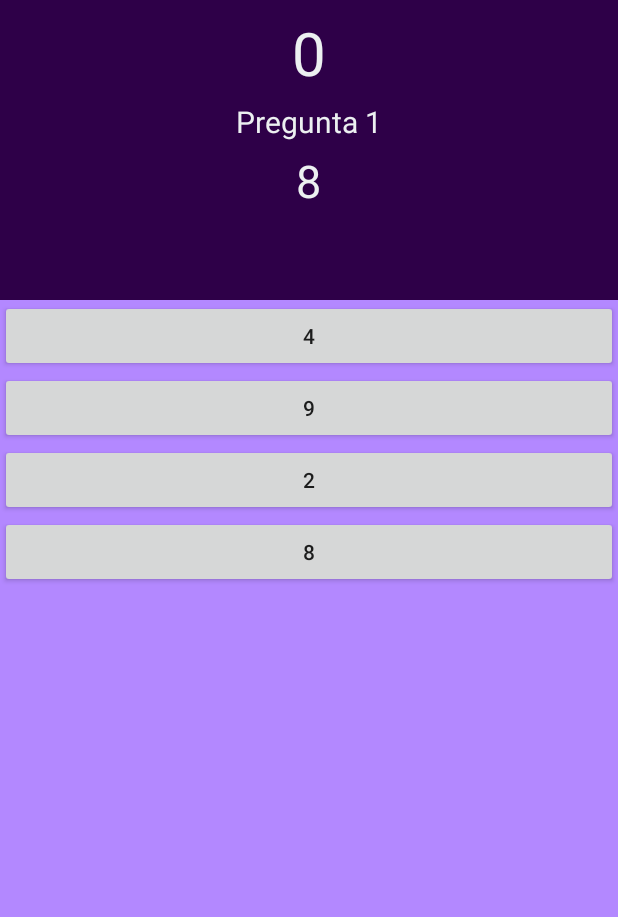
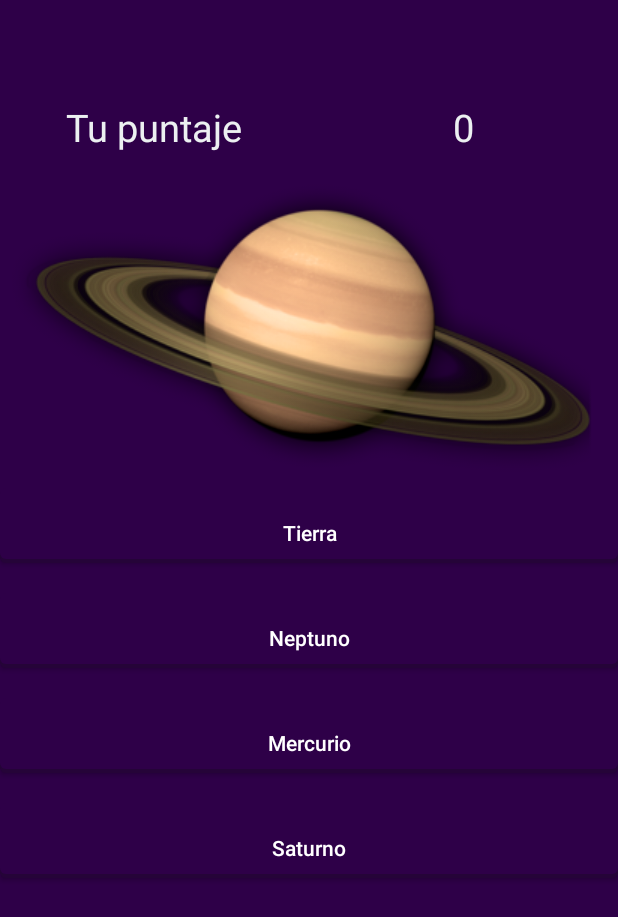
Before and after one commit to LyckanSv/AprendamosAstronomia, an Android app: the GamePlaneta screen opened directly, with no data from a screen before it, on a phone screen of 412 x 824 dp. Shown: the top 917 px of the screen. Run offline under Robolectric (Android 15) with nearby library versions, the phone set to English and light mode, and no system bars.

Commit message:
-Update
Signed-off-by: Cesar Callejas <callejasmartinez12@gmail.com>

```diff
--- a/app/src/main/java/com/callejas/cesar/aprendamosastronomia/GamePlaneta.java
+++ b/app/src/main/java/com/callejas/cesar/aprendamosastronomia/GamePlaneta.java
@@ -6,16 +6,17 @@ import android.support.v7.app.AppCompatActivity;
 import android.os.Bundle;
 import android.view.View;
 import android.widget.Button;
+import android.widget.ImageView;
 import android.widget.TextView;
 import android.widget.Toast;
-import java.lang.reflect.Array;
 
 public class GamePlaneta extends AppCompatActivity {
     Button b1, b2, b3, b4;
-    TextView puntaje, numpregunta, pregunta;
-    String preguntas[] = new String[10];
-    String respuestas[] = new String[10];
-    Boolean preguntasRealizadas[] = new Boolean[10];
+    TextView puntaje, numpregunta;
+    ImageView planetPick;
+    int preguntas[] = new int[8];
+    String respuestas[] = new String[8];
+    Boolean preguntasRealizadas[] = new Boolean[8];
     int contadorPuntaje = 0;
     int numeroPreguntas = 0;
     int ids;
@@ -24,13 +25,15 @@ public class GamePlaneta extends AppCompatActivity {
     protected void onCreate(Bundle savedInstanceState) {
         super.onCreate(savedInstanceState);
         setContentView(R.layout.activity_game_planeta);
+
         b1 = (Button) findViewById(R.id.boton1);
         b2 = (Button) findViewById(R.id.boton2);
         b3 = (Button) findViewById(R.id.boton3);
         b4 = (Button) findViewById(R.id.boton4);
+
         puntaje = (TextView) findViewById(R.id.puntage);
         numpregunta = (TextView) findViewById(R.id.numPregunta);
-        pregunta = (TextView) findViewById(R.id.pregunta);
+        planetPick = (ImageView) findViewById(R.id.lunaPic);
         players = MediaPlayer.create(this, R.raw.song);
         wins = MediaPlayer.create(this, R.raw.win);
         over = MediaPlayer.create(this, R.raw.error);
@@ -38,45 +41,42 @@ public class GamePlaneta extends AppCompatActivity {
         players.start();
         arreglos();
         selector();
+
     }
 
     public void arreglos(){
-        preguntas[0] = getString(R.string.pregunta1);
-        preguntas[1] = getString(R.string.pregunta2);
-        preguntas[2] = getString(R.string.pregunta3);
-        preguntas[3] = getString(R.string.pregunta4);
-        preguntas[4] = getString(R.string.pregunta5);
-        preguntas[5] = getString(R.string.pregunta6);
-        preguntas[6] = getString(R.string.pregunta7);
-        preguntas[7] = getString(R.string.pregunta8);
-        preguntas[8] = getString(R.string.pregunta9);
-        preguntas[9] = getString(R.string.pregunta10);
+        preguntas[0] = R.drawable.gamemercurio;
+        preguntas[1] = R.drawable.gamevenus;
+        preguntas[2] = R.drawable.gametierra;
+        preguntas[3] = R.drawable.gamemartes;
+        preguntas[4] = R.drawable.gamejupiter;
+        preguntas[5] = R.drawable.gamesaturno;
+        preguntas[6] = R.drawable.gameurano;
+        preguntas[7] = R.drawable.gameneptuno;
 
-        respuestas[0] = getString(R.string.respuesta1);
-        respuestas[1] = getString(R.string.respuesta2);
-        respuestas[2] = getString(R.string.respuesta3);
-        respuestas[3] = getString(R.string.respuesta4);
-        respuestas[4] = getString(R.string.respuesta5);
-        respuestas[5] = getString(R.string.respuesta6);
-        respuestas[6] = getString(R.string.respuesta7);
-        respuestas[7] = getString(R.string.respuesta8);
-        respuestas[8] = getString(R.string.respuesta9);
-        respuestas[9] = getString(R.string.respuesta10);
+        respuestas[0] = getString(R.string.resPlaneta1);
+        respuestas[1] = getString(R.string.resPlaneta2);
+        respuestas[2] = getString(R.string.resPlaneta3);
+        respuestas[3] = getString(R.string.resPlaneta4);
+        respuestas[4] = getString(R.string.resPlaneta5);
+        respuestas[5] = getString(R.string.resPlaneta6);
+        respuestas[6] = getString(R.string.resPlaneta7);
+        respuestas[7] = getString(R.string.resPlaneta8);
 
-        for (int i = 0; i < 10 ; i++){
+        for (int i = 0; i < 7; i++){
             preguntasRealizadas[i] = true;
         }
     }
 
     public void selector(){
         double seleccionPregunta = Math.random();
-        for (int i = 0; i <10; i++){
-            if (seleccionPregunta >= (0.1*(i)) && seleccionPregunta < (0.1 * (i+1))){
+        for (int i = 0; i <7; i++){
+            if (seleccionPregunta >= (0.125*(i)) && seleccionPregunta < (0.125 * (i+1))){
                 if( preguntasRealizadas[i]){
                     preguntasRealizadas[i] = false;
                     ids = i;
                     numeroPreguntas += 1;
-                    numpregunta.setText("Pregunta " + String.valueOf(numeroPreguntas));
+
                     constructorPreguntas(preguntas[(i)],respuestas[i]);
                 }
                 else{
@@ -91,50 +91,42 @@ public class GamePlaneta extends AppCompatActivity {
     public String respuestasSeleccion(){
         double seleccionPregunta = Math.random();
 
-
-        if(seleccionPregunta < 0.10){
+        if(seleccionPregunta < 0.125){
             return respuestas[0];
         }
-        else if(seleccionPregunta >0.10 && seleccionPregunta < 0.20){
+        if(seleccionPregunta >=0.125 && seleccionPregunta < 0.25){
             return respuestas[1];
         }
 
-        else if(seleccionPregunta >0.20 && seleccionPregunta < 0.30){
+        if(seleccionPregunta >=0.25 && seleccionPregunta < 0.375){
             return respuestas[2];
         }
 
-        else if(seleccionPregunta >0.30 && seleccionPregunta < 0.40){
+        if(seleccionPregunta >=0.375 && seleccionPregunta < 0.5){
             return respuestas[3];
         }
 
-        else if(seleccionPregunta >0.40 && seleccionPregunta < 0.50){
+        if(seleccionPregunta >=0.50 && seleccionPregunta < 0.625){
             return respuestas[4];
         }
 
-        else if(seleccionPregunta >0.50 && seleccionPregunta < 0.60){
+        if(seleccionPregunta >=0.625 && seleccionPregunta < 0.75){
             return respuestas[5];
         }
 
-        else if(seleccionPregunta >0.60 && seleccionPregunta < 0.70){
+        if(seleccionPregunta >=0.75 && seleccionPregunta < 0.875){
             return respuestas[6];
         }
 
-        else if(seleccionPregunta >0.70 && seleccionPregunta < 0.80){
+        else {
             return respuestas[7];
-        }
-
-        else if(seleccionPregunta >0.80 && seleccionPregunta < 0.90){
-            return respuestas[8];
-        }
-
-        else {
-            return respuestas[9];
         }
 
     }
 
-    public void constructorPreguntas(String preguntaSeleccionada,String respuestaSeleccionada){
-        String tempPregunta, temRespuestaOK, temRespuestaE1, temRespuestaE2, temRespuestaE3;
+    public void constructorPreguntas(int preguntaSeleccionada,String respuestaSeleccionada){
+        String  temRespuestaOK, temRespuestaE1, temRespuestaE2, temRespuestaE3;
+        int tempPregunta;
         tempPregunta = preguntaSeleccionada;
         temRespuestaOK = respuestaSeleccionada;
         temRespuestaE1 = temRespuestaOK;
@@ -155,7 +147,7 @@ public class GamePlaneta extends AppCompatActivity {
             temRespuestaE3 = respuestasSeleccion();
         }
 
-        pregunta.setText(tempPregunta);
+        planetPick.setImageResource(tempPregunta);
 
         double aleatorio = Math.random();
 
@@ -260,10 +252,9 @@ public class GamePlaneta extends AppCompatActivity {
     }
 
     public void overQuestions(){
-        if (numeroPreguntas == 10){
+        if (numeroPreguntas == 8){
             Intent intent = new Intent(GamePlaneta.this, MainActivity.class);
             startActivity(intent);
-
         }
     }
 
--- a/app/src/main/java/com/callejas/cesar/aprendamosastronomia/MainActivity.java
+++ b/app/src/main/java/com/callejas/cesar/aprendamosastronomia/MainActivity.java
@@ -100,6 +100,11 @@ public class MainActivity extends AppCompatActivity {
         startActivity(intent);
     }
 
+    public void gamepla(View view){
+        Intent intent = new Intent(this,GamePlaneta.class);
+        startActivity(intent);
+    }
+
 
 
 
--- a/app/src/main/res/layout/activity_game_planeta.xml
+++ b/app/src/main/res/layout/activity_game_planeta.xml
@@ -1,91 +1,90 @@
 <?xml version="1.0" encoding="utf-8"?>
-<RelativeLayout xmlns:android="http://schemas.android.com/apk/res/android"
+<ScrollView xmlns:android="http://schemas.android.com/apk/res/android"
     xmlns:tools="http://schemas.android.com/tools"
     android:id="@+id/activity_game_planeta"
     android:layout_width="match_parent"
     android:layout_height="match_parent"
     tools:context="com.callejas.cesar.aprendamosastronomia.GamePlaneta"
-    android:background="@color/primary_light">
+    android:background="@color/primary"
+    >
+    <LinearLayout
+        android:layout_width="match_parent"
+        android:layout_height="wrap_content"
+        android:orientation="vertical">
+        <TextView
+            android:layout_width="wrap_content"
+            android:layout_height="wrap_content"
+            android:gravity="center"
+            android:layout_marginTop="20dp"
+            android:text=""
+            android:layout_gravity="center"
+            android:textColor="@android:color/white"
+            android:textSize="20sp"
+            android:id="@+id/numPregunta"
+            />
 
         <LinearLayout
             android:layout_width="match_parent"
-        android:layout_height="200sp"
-        android:orientation="vertical"
-        android:background="@color/deepPurple"
-        android:padding="8dp"
-        android:id="@+id/linearLayout">
+            android:layout_height="wrap_content"
+            android:orientation="horizontal"
+            android:layout_marginBottom="20dp"
+            android:layout_marginTop="20dp">
             <TextView
-            android:layout_width="wrap_content"
+                android:layout_width="0dp"
+                android:layout_weight="1"
+                android:layout_height="wrap_content"
+                android:textSize="25sp"
+                android:text="Tu puntaje"
+                android:layout_gravity="center_horizontal"
+                android:textAlignment="center"
+                android:textColor="#ecf0f1"
+                />
+            <TextView
+                android:layout_width="0dp"
+                android:layout_weight="1"
                 android:layout_height="wrap_content"
                 android:id="@+id/puntage"
-            android:textSize="40dp"
+                android:textSize="25sp"
                 android:text="0"
                 android:layout_gravity="center_horizontal"
                 android:textAlignment="center"
                 android:textColor="#ecf0f1"
                 />
 
-        <TextView
-            android:layout_width="wrap_content"
+        </LinearLayout>
+
+
+        <ImageView
+            android:layout_width="match_parent"
             android:layout_height="wrap_content"
-            android:layout_below="@id/puntage"
-            android:layout_centerHorizontal="true"
-            android:layout_marginTop="5dp"
-            android:text="Preguna 1"
-            android:layout_gravity="center"
-            android:textColor="#ecf0f1"
-            android:textSize="20dp"
-            android:id="@+id/numPregunta"
-            />
-
-        <TextView
-            android:layout_width="wrap_content"
-            android:layout_height="wrap_content"
-            android:layout_below="@id/puntage"
-            android:layout_centerHorizontal="true"
-            android:layout_marginTop="5dp"
-            android:text="Texto de pregunta que desea"
-            android:layout_gravity="center"
-            android:textColor="#ecf0f1"
-            android:textSize="30dp"
-            android:textAlignment="center"
-            android:id="@+id/pregunta"
+            android:id="@+id/lunaPic"
+            android:background="@color/primary"
             />
 
 
-    </LinearLayout>
-
         <Button
-        android:layout_width="match_parent"
-        android:layout_height="wrap_content"
+            style="@style/buttons"
             android:id="@+id/boton1"
-        android:layout_below="@id/linearLayout"
             android:paddingTop="10dp"
             android:onClick="boton1"
             />
         <Button
-        android:layout_width="match_parent"
-        android:layout_height="wrap_content"
+            style="@style/buttons"
             android:id="@+id/boton2"
-        android:layout_below="@id/boton1"
             android:paddingTop="10dp"
             android:onClick="boton2"
             />
         <Button
-        android:layout_width="match_parent"
-        android:layout_height="wrap_content"
+            style="@style/buttons"
             android:id="@+id/boton3"
-        android:layout_below="@id/boton2"
             android:paddingTop="10dp"
             android:onClick="boton3"
             />
         <Button
-        android:layout_width="match_parent"
-        android:layout_height="wrap_content"
+            style="@style/buttons"
             android:id="@+id/boton4"
-        android:layout_below="@id/boton3"
             android:paddingTop="10dp"
             android:onClick="boton4"
             />
-
-</RelativeLayout>
+    </LinearLayout>
+</ScrollView>
--- a/app/src/main/res/layout/activity_main.xml
+++ b/app/src/main/res/layout/activity_main.xml
@@ -98,6 +98,11 @@
                     android:onClick="gameLuna"
                     android:text="lunaTMP"/>
 
+                <Button
+                    style="@style/BtnMenu"
+                    android:onClick="gamepla"
+                    android:text="planetTMP"/>
+
             </LinearLayout>
         </RelativeLayout>
     </ScrollView>
--- a/app/src/main/res/values/strings.xml
+++ b/app/src/main/res/values/strings.xml
@@ -227,4 +227,14 @@
     <string name="resLuna3">Luna Llena</string>
     <string name="resLuna4">Cuarto Menguante</string>
 
+    <string name="tituloGamePlanetas">Seleccione el nombre correspendiente al planeta</string>
+    <string name="resPlaneta1">Mercurio</string>
+    <string name="resPlaneta2">Venus</string>
+    <string name="resPlaneta3">Tierra</string>
+    <string name="resPlaneta4">Marte</string>
+    <string name="resPlaneta5">Jupiter</string>
+    <string name="resPlaneta6">Saturno</string>
+    <string name="resPlaneta7">Urano</string>
+    <string name="resPlaneta8">Neptuno</string>
+
 </resources>
```
Also changed, not shown: app/src/main/res/drawable/gamejupiter.png (added), app/src/main/res/drawable/gamemartes.png (added), app/src/main/res/drawable/gamemercurio.png (added), app/src/main/res/drawable/gameneptuno.png (added), app/src/main/res/drawable/gamesaturno.png (added), app/src/main/res/drawable/gametierra.png (added), app/src/main/res/drawable/gameurano.png (added), app/src/main/res/drawable/gamevenus.png (added). Lines whose indentation alone changed are shown as unchanged.
